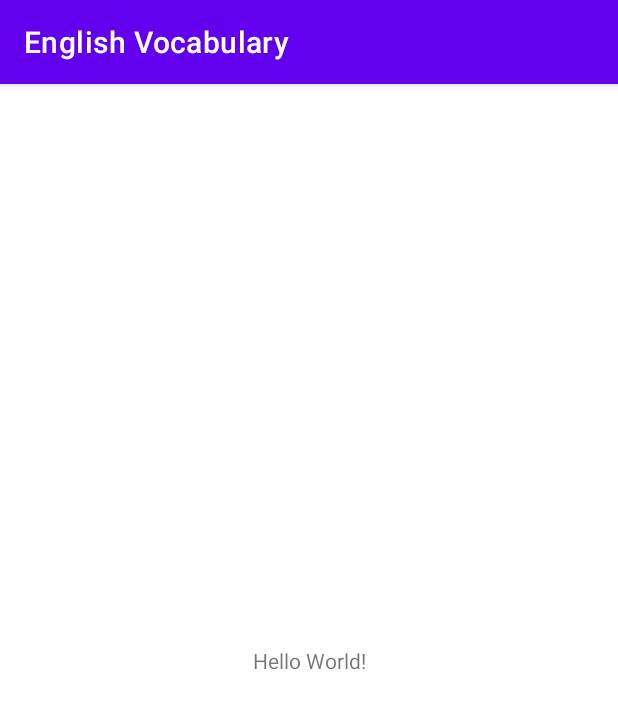
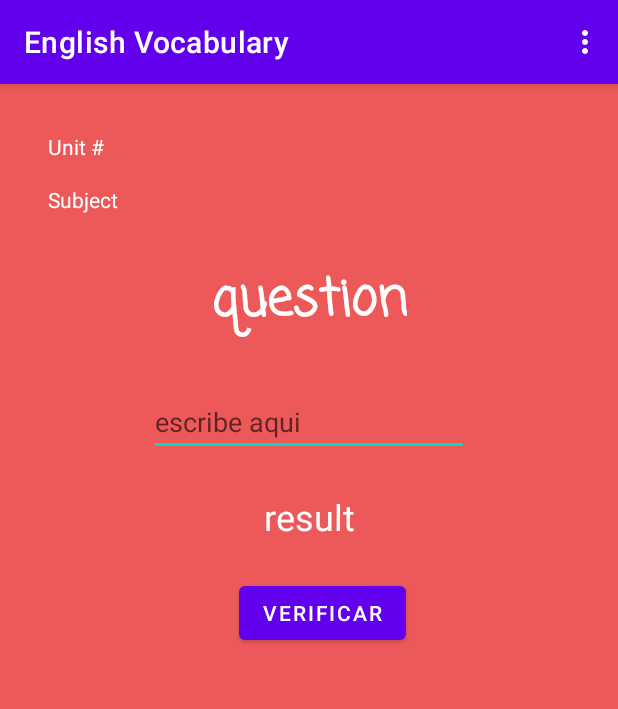
Before and after one commit to MiguelAngelCifredo/EnglishVocabulary, an Android app: the screen it shows after launch (MainActivity), on a phone screen of 412 x 824 dp. Shown: the top 709 px of the screen. Run offline under Robolectric (Android 15) with nearby library versions, the phone set to English and light mode, and no system bars; our stand-ins replace Volley; network calls fail; 1 statement that could not run was skipped.

Commit message:
adding menu options

```diff
--- a/app/src/main/AndroidManifest.xml
+++ b/app/src/main/AndroidManifest.xml
@@ -1,6 +1,9 @@
 <?xml version="1.0" encoding="utf-8"?>
 <manifest xmlns:android="http://schemas.android.com/apk/res/android"
     package="com.kompassaviacion.englishvocabulary">
+
+    <uses-permission android:name="android.permission.INTERNET" />
+    <uses-permission android:name="android.permission.ACCESS_NETWORK_STATE" />
 
     <application
         android:allowBackup="true"
--- a/app/src/main/java/com/kompassaviacion/englishvocabulary/MainActivity.java
+++ b/app/src/main/java/com/kompassaviacion/englishvocabulary/MainActivity.java
@@ -1,14 +1,84 @@
 package com.kompassaviacion.englishvocabulary;
+
+import android.os.Bundle;
+import android.view.Menu;
+import android.view.MenuItem;
+import android.widget.EditText;
+import android.widget.TextView;
+import android.widget.Toast;
 
 import androidx.appcompat.app.AppCompatActivity;
 
-import android.os.Bundle;
+import com.android.volley.Request;
+import com.android.volley.toolbox.StringRequest;
+import com.android.volley.toolbox.Volley;
+import com.kompassaviacion.englishvocabulary.ctrl.Game;
 
 public class MainActivity extends AppCompatActivity {
+
+    public static EditText txtIntent;
+    public static TextView lblResult;
+    public static TextView lblQuest;
+    public static TextView lblUnit;
+    public static TextView lblSubject;
 
     @Override
     protected void onCreate(Bundle savedInstanceState) {
         super.onCreate(savedInstanceState);
         setContentView(R.layout.activity_main);
+
+        lblUnit = findViewById(R.id.lblUnit);
+        lblSubject = findViewById(R.id.lblSubject);
+        lblQuest = findViewById(R.id.lblQuest);
+        txtIntent = findViewById(R.id.txtIntent);
+        lblResult = findViewById(R.id.lblResult);
+
+        String url = "https://kompassaviacion.com/english/vocabulary.txt";
+        StringRequest stringRequest = new StringRequest(Request.Method.GET, url,
+                s -> {
+                    Game.generateVocabulary(s);
+                    Game.setUnitVisibility(0, true);
+                    Game.setLanguageMode(0);
+                },
+                volleyError -> Toast.makeText(this, volleyError.getMessage(), Toast.LENGTH_LONG).show());
+        Volley.newRequestQueue(this).add(stringRequest);
+
+        findViewById(R.id.btnCheck).setOnClickListener(v -> Game.check());
+
     }
+
+    @Override
+    public boolean onCreateOptionsMenu(Menu menu) {
+        getMenuInflater().inflate(R.menu.menu_main, menu);
+        return true;
+    }
+    @Override
+    public boolean onPrepareOptionsMenu(Menu menu) {
+        menu.findItem(R.id.deleteCorrects).setChecked(Game.getDeleteCorrects());
+        menu.findItem(R.id.unit00).setChecked(Game.getUnitVisibility(0));
+        menu.findItem(R.id.unit01).setChecked(Game.getUnitVisibility(1));
+        menu.findItem(R.id.unit02).setChecked(Game.getUnitVisibility(2));
+        menu.findItem(R.id.unit03).setChecked(Game.getUnitVisibility(3));
+        return true;
+    }
+
+    @Override
+    public boolean onOptionsItemSelected(MenuItem item) {
+        switch (item.getItemId()) {
+            case R.id.deleteCorrects: Game.setDeleteCorrects(!Game.getDeleteCorrects()); break;
+
+            case R.id.both:    Game.setLanguageMode(0); break;
+            case R.id.eng_esp: Game.setLanguageMode(1); break;
+            case R.id.esp_eng: Game.setLanguageMode(2); break;
+
+            case R.id.unit00: Game.setUnitVisibility(0, !Game.getUnitVisibility(0)); break;
+            case R.id.unit01: Game.setUnitVisibility(1, !Game.getUnitVisibility(1)); break;
+            case R.id.unit02: Game.setUnitVisibility(2, !Game.getUnitVisibility(2)); break;
+            case R.id.unit03: Game.setUnitVisibility(3, !Game.getUnitVisibility(3)); break;
+
+        }
+        return true;
+    }
+
+
 }
--- a/app/src/main/res/layout/activity_main.xml
+++ b/app/src/main/res/layout/activity_main.xml
@@ -4,15 +4,80 @@
     xmlns:tools="http://schemas.android.com/tools"
     android:layout_width="match_parent"
     android:layout_height="match_parent"
+    android:background="#ED5959"
     tools:context=".MainActivity">
 
     <TextView
+        android:id="@+id/lblQuest"
         android:layout_width="wrap_content"
         android:layout_height="wrap_content"
-        android:text="Hello World!"
-        app:layout_constraintBottom_toBottomOf="parent"
-        app:layout_constraintLeft_toLeftOf="parent"
-        app:layout_constraintRight_toRightOf="parent"
+        android:layout_marginTop="32dp"
+        android:fontFamily="casual"
+        android:gravity="center_horizontal"
+        android:text="question"
+        android:textColor="@color/white"
+        android:textSize="34sp"
+        android:textStyle="bold"
+        app:layout_constraintEnd_toEndOf="parent"
+        app:layout_constraintStart_toStartOf="parent"
+        app:layout_constraintTop_toBottomOf="@+id/lblSubject" />
+
+    <EditText
+        android:id="@+id/txtIntent"
+        android:layout_width="wrap_content"
+        android:layout_height="wrap_content"
+        android:layout_marginTop="32dp"
+        android:ems="10"
+        android:hint="escribe aqui"
+        android:inputType="textPersonName"
+        android:textColor="@color/white"
+        app:layout_constraintEnd_toEndOf="parent"
+        app:layout_constraintStart_toStartOf="parent"
+        app:layout_constraintTop_toBottomOf="@+id/lblQuest" />
+
+    <Button
+        android:id="@+id/btnCheck"
+        android:layout_width="wrap_content"
+        android:layout_height="wrap_content"
+        android:layout_marginTop="24dp"
+        android:text="VERIFICAR"
+        app:layout_constraintEnd_toEndOf="parent"
+        app:layout_constraintHorizontal_bias="0.529"
+        app:layout_constraintStart_toStartOf="parent"
+        app:layout_constraintTop_toBottomOf="@+id/lblResult" />
+
+    <TextView
+        android:id="@+id/lblResult"
+        android:layout_width="wrap_content"
+        android:layout_height="wrap_content"
+        android:layout_marginTop="24dp"
+        android:gravity="center_horizontal"
+        android:text="result"
+        android:textColor="@color/white"
+        android:textSize="24sp"
+        app:layout_constraintEnd_toEndOf="parent"
+        app:layout_constraintStart_toStartOf="parent"
+        app:layout_constraintTop_toBottomOf="@+id/txtIntent" />
+
+    <TextView
+        android:id="@+id/lblUnit"
+        android:layout_width="wrap_content"
+        android:layout_height="wrap_content"
+        android:layout_marginStart="32dp"
+        android:layout_marginTop="32dp"
+        android:text="Unit #"
+        android:textColor="@color/white"
+        app:layout_constraintStart_toStartOf="parent"
         app:layout_constraintTop_toTopOf="parent" />
 
+    <TextView
+        android:id="@+id/lblSubject"
+        android:layout_width="wrap_content"
+        android:layout_height="wrap_content"
+        android:layout_marginStart="32dp"
+        android:layout_marginTop="16dp"
+        android:text="Subject"
+        android:textColor="@color/white"
+        app:layout_constraintStart_toStartOf="parent"
+        app:layout_constraintTop_toBottomOf="@+id/lblUnit" />
 </androidx.constraintlayout.widget.ConstraintLayout>
--- /dev/null
+++ b/app/src/main/res/menu/menu_main.xml
@@ -0,0 +1,44 @@
+<?xml version="1.0" encoding="utf-8"?>
+<menu xmlns:app="http://schemas.android.com/apk/res-auto"
+    xmlns:android="http://schemas.android.com/apk/res/android">
+
+    <item android:title="Languages" >
+    <menu >
+        <item
+                android:id="@+id/eng_esp"
+                android:title="ENG -> ESP" />
+        <item
+                android:id="@+id/esp_eng"
+                android:title="ESP -> ENG" />
+        <item
+                android:id="@+id/both"
+                android:title="both" />
+    </menu>
+    </item>
+    <item android:title="Units" >
+        <menu >
+            <item
+                android:id="@+id/unit00"
+                android:title="All units"
+                android:checkable="true"/>
+            <item
+                android:id="@+id/unit01"
+                android:title="Unit 1"
+                android:checkable="true"/>
+            <item
+                android:id="@+id/unit02"
+                android:title="Unit 2"
+                android:checkable="true"/>
+            <item
+                android:id="@+id/unit03"
+                android:title="Unit 3"
+                android:checkable="true"/>
+        </menu>
+    </item>
+    <item
+        android:id="@+id/deleteCorrects"
+        android:title="Delete corrects"
+        android:checkable="true"/>
+
+
+</menu>
```
Also changed, not shown: app/build.gradle (+3 -4 lines), app/src/main/java/com/kompassaviacion/englishvocabulary/ctrl/Game.java (added, +137 -0 lines), app/src/main/java/com/kompassaviacion/englishvocabulary/model/Term.java (added, +66 -0 lines), app/src/main/res/layout/switch_item.xml (added, +11 -0 lines).
